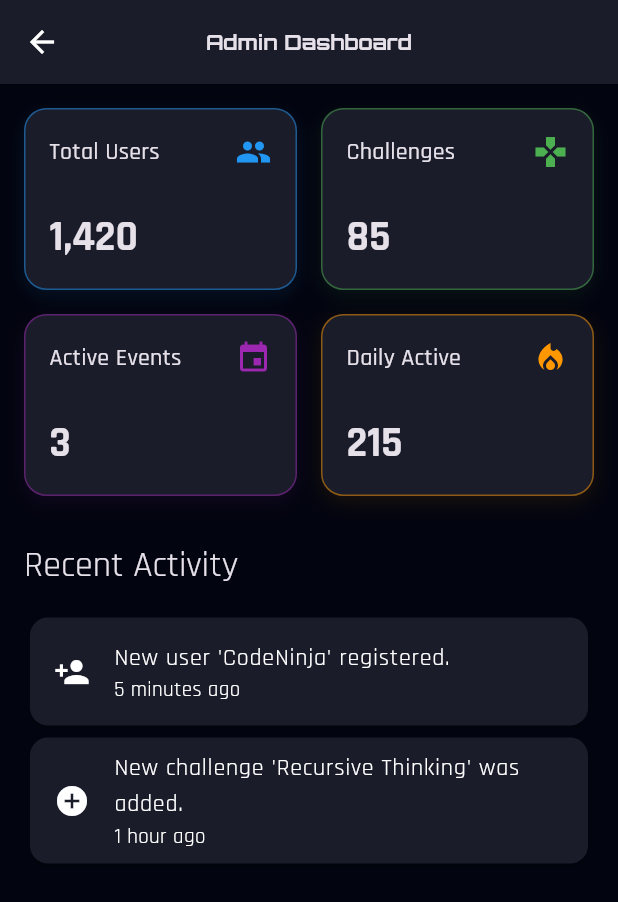
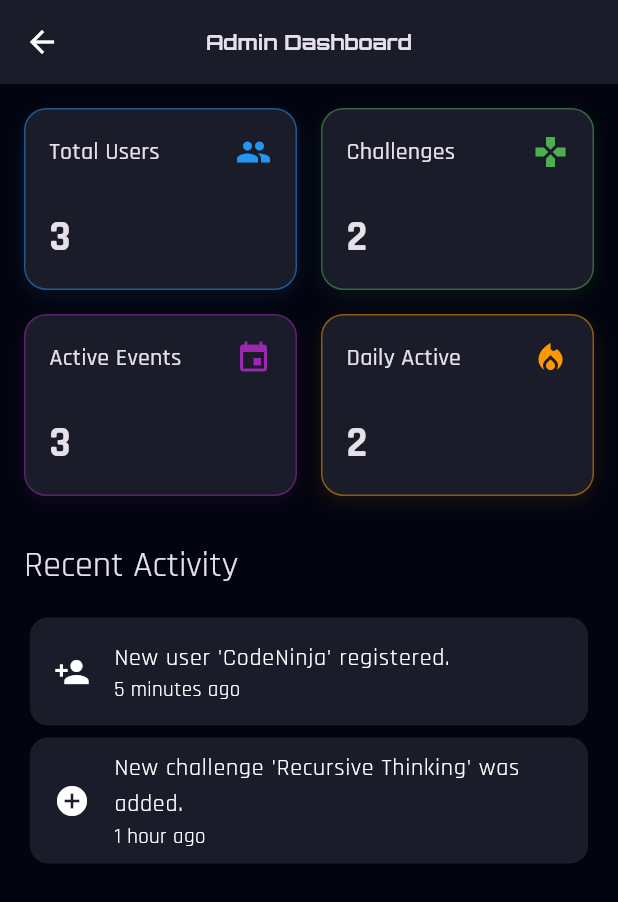
Before and after one commit to novacoder1818y/gmf_admin, a Flutter app: the DashboardAdminView screen opened by its route, on a phone screen of 412 x 824 dp. Shown: the top 902 px of the screen. Run offline on Flutter 3.47's test engine with Material 3 defaults, Android fonts, the phone set to English and light mode, and no system bars; drawn by our look-alikes of flutter_animate; our stand-ins replace cloud_firestore, firebase_auth, firebase_core, get, google_fonts; accounts and stored records are empty.

Commit message:
dash in changes

```diff
--- a/lib/app/modules/dashboard/dashboard_admin_view.dart
+++ b/lib/app/modules/dashboard/dashboard_admin_view.dart
@@ -30,10 +30,10 @@ class DashboardAdminView extends StatelessWidget {
               physics: const NeverScrollableScrollPhysics(),
               itemBuilder: (context, index) {
                 final statCards = [
-                  StatCard(title: 'Total Users', value: '1,420', icon: Icons.group, color: Colors.blue, onTap: () => mainController.changePage(3)),
-                  StatCard(title: 'Challenges', value: '85', icon: Icons.gamepad, color: Colors.green, onTap: () => mainController.changePage(1)),
+                  StatCard(title: 'Total Users', value: '3', icon: Icons.group, color: Colors.blue, onTap: () => mainController.changePage(3)),
+                  StatCard(title: 'Challenges', value: '2', icon: Icons.gamepad, color: Colors.green, onTap: () => mainController.changePage(1)),
                   StatCard(title: 'Active Events', value: '3', icon: Icons.event, color: Colors.purple, onTap: () => mainController.changePage(2)),
-                  StatCard(title: 'Daily Active', value: '215', icon: Icons.local_fire_department, color: Colors.orange, onTap: () {}),
+                  StatCard(title: 'Daily Active', value: '2', icon: Icons.local_fire_department, color: Colors.orange, onTap: () {}),
                 ];
                 return statCards[index]
                     .animate()
```
